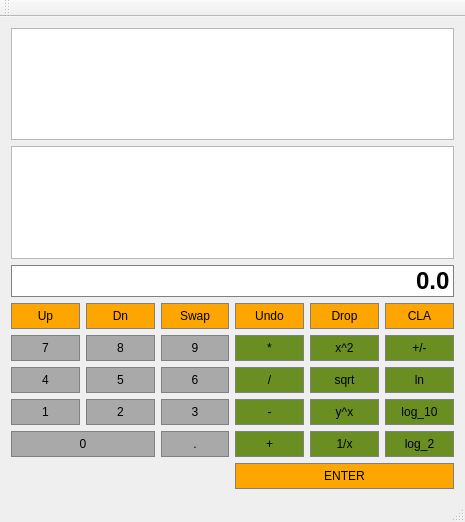
Old version of the form RPNCalculator/Calculator.ui in the repository wftmate/RPNCalculator.
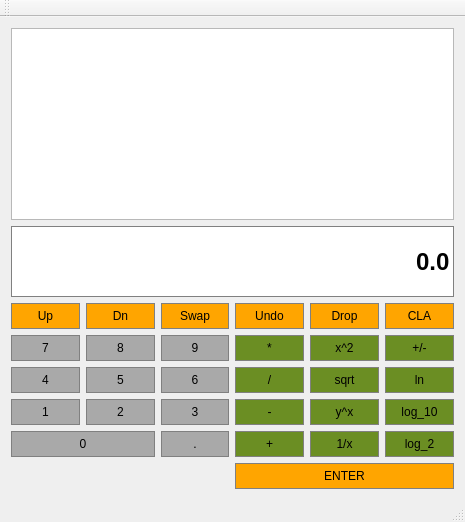
New version of the form.

Commit message:
Added some stack enterButton functionality. These don't work yet though.
connected buttons to slots.

```diff
--- a/RPNCalculator/Calculator.ui
+++ b/RPNCalculator/Calculator.ui
@@ -607,8 +607,8 @@
       </property>
      </widget>
     </item>
-    <item row="2" column="0" colspan="6">
-     <widget class="QLineEdit" name="Display">
+    <item row="1" column="0" colspan="6">
+     <widget class="QLineEdit" name="Input">
       <property name="sizePolicy">
        <sizepolicy hsizetype="Preferred" vsizetype="Expanding">
         <horstretch>0</horstretch>
@@ -818,11 +818,8 @@
       </property>
      </widget>
     </item>
-    <item row="1" column="0" colspan="6">
-     <widget class="QTableView" name="tableView"/>
-    </item>
     <item row="0" column="0" colspan="6">
-     <widget class="QListView" name="listView"/>
+     <widget class="QListWidget" name="Display"/>
     </item>
    </layout>
   </widget>
```
Left out of the diff: 104 changed lines with no effect on the pictures. The commit also changes 2 other files.
